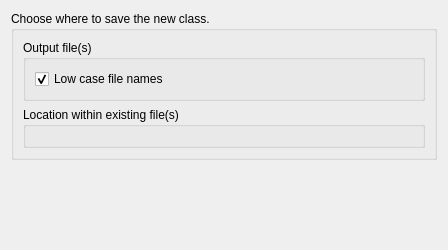
Before: the Qt Designer form plugins/filetemplates/ui/outputlocation.ui in KDE/kdevelop, drawn with Qt 5.
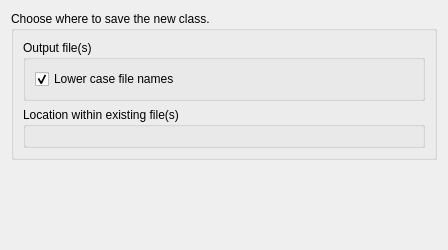
After: the same form once the commit is applied.

Commit message: Low case -> Lower case

Diff of the .ui file:
```diff
--- a/plugins/filetemplates/ui/outputlocation.ui
+++ b/plugins/filetemplates/ui/outputlocation.ui
@@ -50,7 +50,7 @@
          <item>
           <widget class="QCheckBox" name="lowerFilenameCheckBox">
            <property name="text">
-            <string>Low case file names</string>
+            <string>Lower case file names</string>
            </property>
            <property name="checked">
             <bool>true</bool>
```
